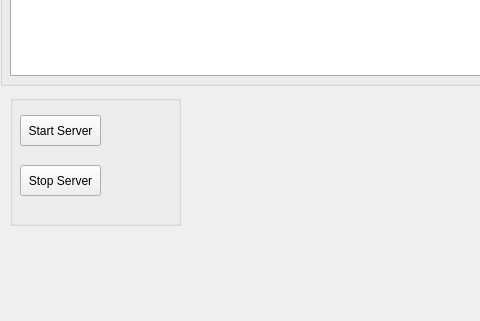
The window that ftpServer/ui/serverView.ui (kandabi/OpenFTP) describes before a commit, drawn with Qt 5; both pictures show x 0 to 480 and y 384 to 705 of the 739 by 705 pixel window.
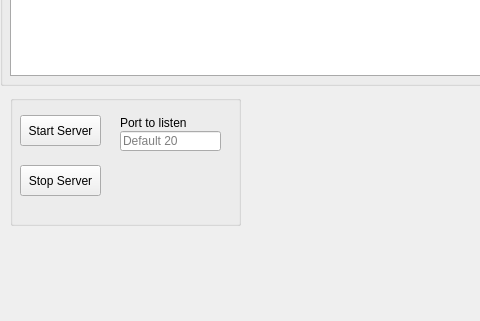
The same window after the commit. Icons and pictures are not drawn.

Patch:
```diff
--- a/ftpServer/ui/serverView.ui
+++ b/ftpServer/ui/serverView.ui
@@ -79,7 +79,7 @@
      <rect>
       <x>10</x>
       <y>460</y>
-      <width>171</width>
+      <width>231</width>
       <height>131</height>
      </rect>
     </property>
@@ -118,6 +118,35 @@
       <string>Stop Server</string>
      </property>
     </widget>
+    <widget class="QLineEdit" name="lineEdit">
+     <property name="geometry">
+      <rect>
+       <x>110</x>
+       <y>36</y>
+       <width>101</width>
+       <height>20</height>
+      </rect>
+     </property>
+     <property name="text">
+      <string/>
+     </property>
+     <property name="placeholderText">
+      <string>Default 20</string>
+     </property>
+    </widget>
+    <widget class="QLabel" name="label">
+     <property name="geometry">
+      <rect>
+       <x>110</x>
+       <y>20</y>
+       <width>71</width>
+       <height>16</height>
+      </rect>
+     </property>
+     <property name="text">
+      <string>Port to listen</string>
+     </property>
+    </widget>
    </widget>
    <widget class="QGroupBox" name="groupBox_3">
     <property name="geometry">
```
